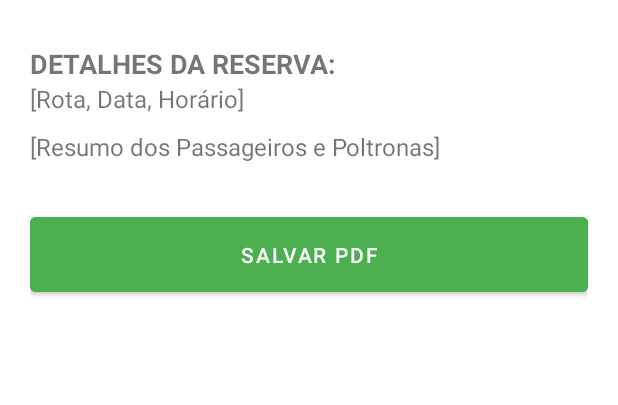
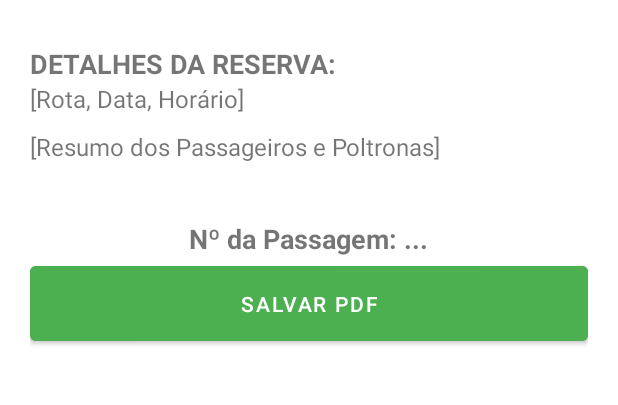
Before and after one commit to let-lucasOliveira/T1_Everson, an Android app: the PassagemVirtualActivity screen opened directly, with no data from a screen before it, on a phone screen of 412 x 824 dp, the part 576-981 px from its top. Run offline under Robolectric (Android 15) with nearby library versions, the phone set to English and light mode, and no system bars; libraries missing offline, so code that uses them is left out: com.journeyapps.barcodescanner; 1 statement that could not run was skipped.

Commit message:
✨ Add QR code functionality

```diff
--- a/app/build.gradle.kts
+++ b/app/build.gradle.kts
@@ -33,6 +33,7 @@ android {
 
 dependencies {
 
+    implementation(libs.zxing.android.embedded)
     implementation(libs.appcompat)
     implementation(libs.material)
     implementation(libs.activity)
--- a/app/src/main/res/layout/activity_passagem_virtual.xml
+++ b/app/src/main/res/layout/activity_passagem_virtual.xml
@@ -53,6 +53,16 @@
             android:textSize="16sp"
             android:layout_marginBottom="30dp"/>
 
+        <TextView    android:id="@+id/txtNumeroPassagem"
+            android:layout_width="wrap_content"
+            android:layout_height="wrap_content"
+            android:text="Nº da Passagem: ..."
+            android:textSize="18sp"
+            android:textStyle="bold"
+            android:layout_gravity="center_horizontal"
+            android:layout_marginTop="8dp"/>
+
+
         <Button
             android:id="@+id/btnSalvarPdf"
             android:layout_width="match_parent"
--- a/gradle/libs.versions.toml
+++ b/gradle/libs.versions.toml
@@ -7,6 +7,7 @@ appcompat = "1.7.1"
 material = "1.12.0"
 activity = "1.10.1"
 constraintlayout = "2.2.1"
+zxingAndroidEmbedded = "4.3.0"
 
 [libraries]
 junit = { group = "junit", name = "junit", version.ref = "junit" }
@@ -16,6 +17,7 @@ appcompat = { group = "androidx.appcompat", name = "appcompat", version.ref = "a
 material = { group = "com.google.android.material", name = "material", version.ref = "material" }
 activity = { group = "androidx.activity", name = "activity", version.ref = "activity" }
 constraintlayout = { group = "androidx.constraintlayout", name = "constraintlayout", version.ref = "constraintlayout" }
+zxing-android-embedded = { module = "com.journeyapps:zxing-android-embedded", version.ref = "zxingAndroidEmbedded" }
 
 [plugins]
 android-application = { id = "com.android.application", version.ref = "agp" }
```
Also changed, not shown: app/src/main/java/com/example/t1_everson/PassagemVirtualActivity.java (+56 -11 lines).
